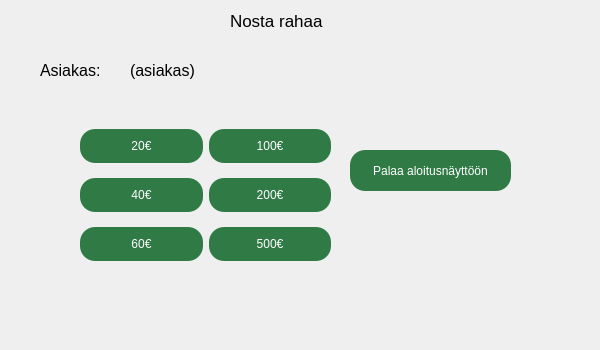
Above: frontend/nosto.ui from 22kmo-project/group_5 before the change. Below: the same form after it.
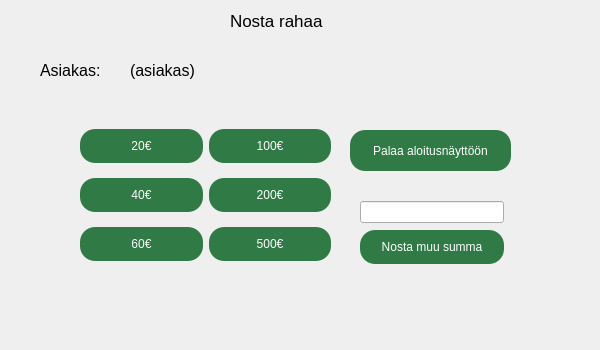
That is the form after the change. Icons and pictures are not drawn.

Commit message: muun summan systeemit nostoon

Patch:
```diff
--- a/frontend/nosto.ui
+++ b/frontend/nosto.ui
@@ -97,7 +97,7 @@
    <property name="geometry">
     <rect>
      <x>350</x>
-     <y>150</y>
+     <y>130</y>
      <width>161</width>
      <height>41</height>
     </rect>
@@ -181,6 +181,31 @@
     </item>
    </layout>
   </widget>
+  <widget class="QWidget" name="">
+   <property name="geometry">
+    <rect>
+     <x>360</x>
+     <y>200</y>
+     <width>144</width>
+     <height>66</height>
+    </rect>
+   </property>
+   <layout class="QVBoxLayout" name="verticalLayout">
+    <item>
+     <widget class="QLineEdit" name="muusummaedit"/>
+    </item>
+    <item>
+     <widget class="QPushButton" name="muusumma">
+      <property name="styleSheet">
+       <string notr="true"/>
+      </property>
+      <property name="text">
+       <string>Nosta muu summa</string>
+      </property>
+     </widget>
+    </item>
+   </layout>
+  </widget>
  </widget>
  <resources/>
  <connections/>
```
The commit also changes 2 other files.
